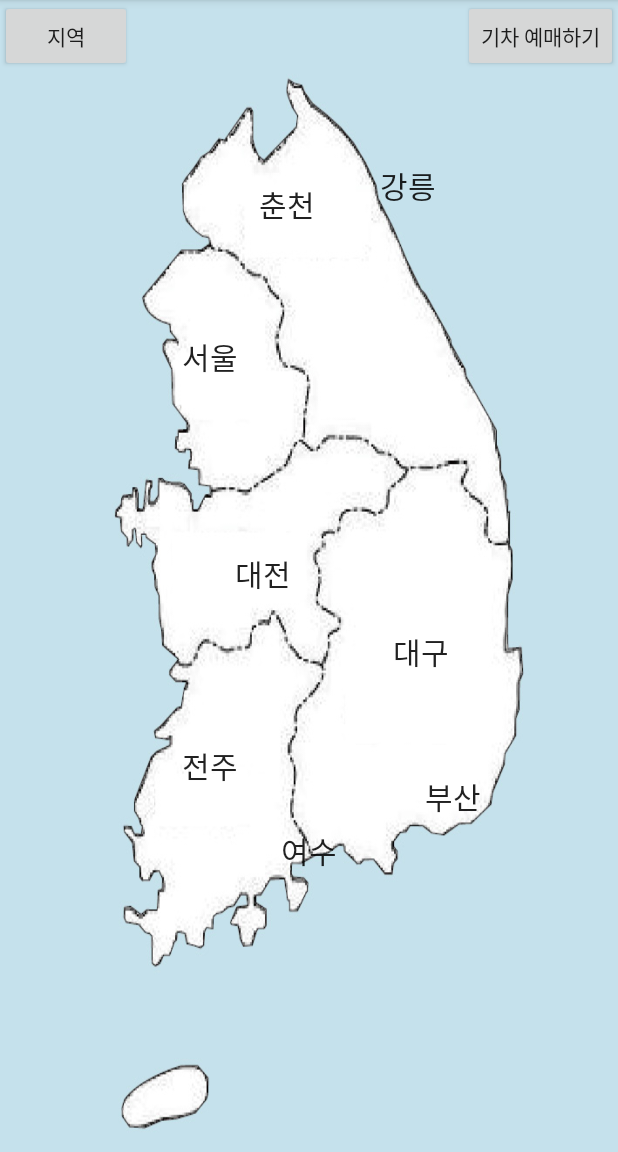
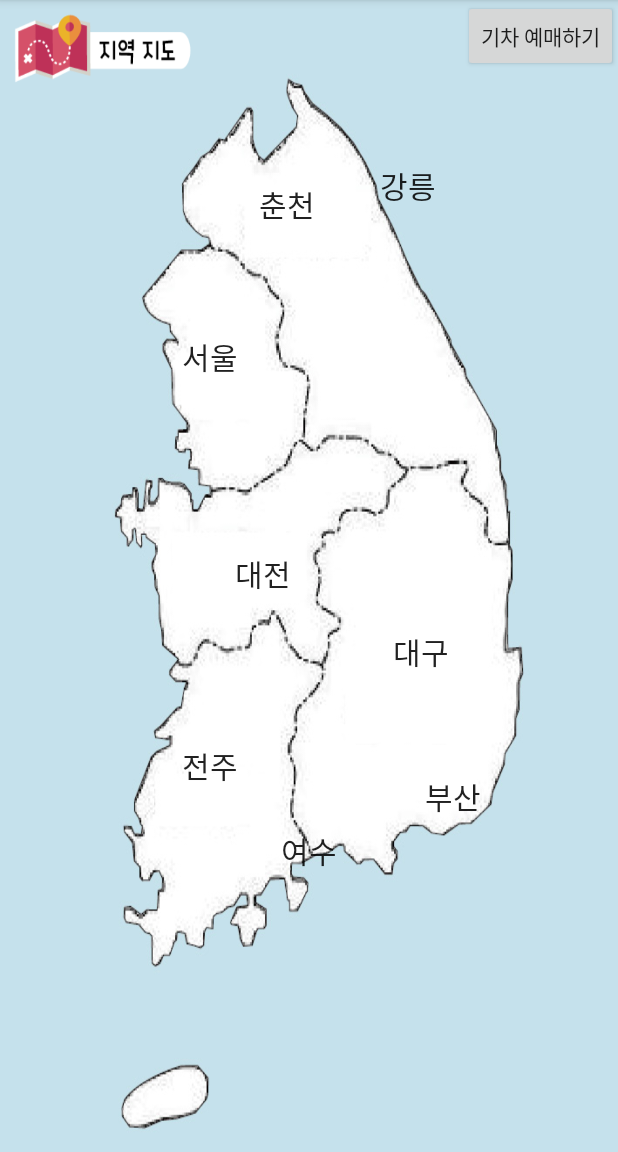
Before and after one commit to goyurim/projectApp, an Android app: the Map2Activity screen opened directly, with no data from a screen before it, on a phone screen of 412 x 824 dp, the part 84-1236 px from its top. Run offline under Robolectric (Android 15) with nearby library versions, the light colour scheme and no system bars; our stand-ins replace Firebase (no records; nobody signed in at launch, a user with empty details on screens opened directly).

Commit message:
아이콘수정

```diff
--- a/app/src/main/res/layout/activity_check_box_list2.xml
+++ b/app/src/main/res/layout/activity_check_box_list2.xml
@@ -16,6 +16,11 @@
         android:hint="여기도 제목이야"
         android:layout_gravity="center"
         android:id="@+id/checklistTitle"/>
+    <TextView
+        android:id="@+id/achiev"
+        android:layout_width="wrap_content"
+        android:layout_height="wrap_content"
+        android:layout_gravity="left"/>
 
     <ListView
         android:layout_height="0dp"
--- a/app/src/main/res/layout/activity_map2.xml
+++ b/app/src/main/res/layout/activity_map2.xml
@@ -15,12 +15,16 @@
         app:layout_constraintEnd_toEndOf="parent"
         app:layout_constraintTop_toTopOf="parent" />
 
-    <Button
+    <ImageButton
+        android:layout_width="120dp"
+        android:layout_height="50dp"
+        android:layout_marginLeft="8dp"
+        android:layout_marginStart="8dp"
+        android:layout_marginTop="8dp"
+        android:background="@drawable/areaMapIcon"
         android:onClick="onClickedVersionBtn2"
-        android:layout_width="wrap_content"
-        android:layout_height="wrap_content"
-        android:text="지역"
-        />
+        app:layout_constraintStart_toStartOf="parent"
+        app:layout_constraintTop_toTopOf="parent" />
     <Button
         android:layout_width="wrap_content"
         android:layout_height="wrap_content"
```
Also changed, not shown: app/src/main/java/com/example/qpeij/projectapp/CheckBoxList2Activity.java (+11 -6 lines), app/src/main/res/layout/activity_map.xml (+9 -5 lines), app/src/main/res/drawable/areaMapIcon.png (added), app/src/main/res/drawable/subwayMapIcon.png (added).
